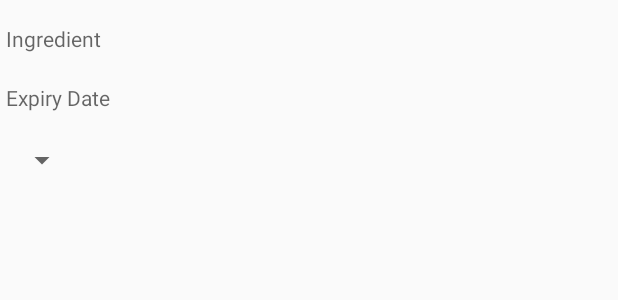
After one commit to samuelfangjw/FoodCache, an Android app: the layout fragment_unclassified_dialog.xml on its own in the app's theme, with its tools: preview values and no code run, on a phone screen of 412 x 824 dp. The commit adds this screen. Shown: the top 300 px of the screen. Run offline under Robolectric (Android 15) with nearby library versions, the phone set to English and light mode, and no system bars.

Commit message:
added dialog for user to fill in missing fields when adding items automatically

```diff
--- a/app/src/main/java/com/breakfastseta/foodcache/AddIngredientActivity.java
+++ b/app/src/main/java/com/breakfastseta/foodcache/AddIngredientActivity.java
@@ -74,12 +74,9 @@ public class AddIngredientActivity extends AppCompatActivity {
         // Apply the adapter to the spinner
         spinnerUnits.setAdapter(adapterUnits);
 
-        // Create an ArrayAdapter using the string array and a default spinner layout
         ArrayAdapter<CharSequence> adapter = ArrayAdapter.createFromResource(this,
                 R.array.tabs, android.R.layout.simple_spinner_item);
-        // Specify the layout to use when the list of choices appears
         adapter.setDropDownViewResource(android.R.layout.simple_spinner_dropdown_item);
-        // Apply the adapter to the spinner
         spinnerTab.setAdapter(adapter);
     }
 
@@ -93,6 +90,7 @@ public class AddIngredientActivity extends AppCompatActivity {
         if (ingredient.trim().isEmpty() || date == null || quantityString.trim().isEmpty()) {
             Toast.makeText(this, "Please fill in all values", Toast.LENGTH_SHORT).show();
         } else {
+            // TODO any item added should be added to database,
             // updating barcode database if barcode not found
             if (barcodeNotFound) {
                 String barcode = editTextBarcode.getText().toString();
@@ -135,10 +133,10 @@ public class AddIngredientActivity extends AppCompatActivity {
                         String s = dayOfMonth + "/" + (monthOfYear + 1) + "/" + year;
                         try {
                             date = simpleDateFormat.parse(s);
+                            textViewExpiryDate.setText(dateFormat.format(date));
                         } catch (ParseException e) {
                             e.printStackTrace();
                         }
-                        textViewExpiryDate.setText(dateFormat.format(date));
                     }
                 }, year, month, day);
         picker.show();
--- a/app/src/main/java/com/breakfastseta/foodcache/CardFragment.java
+++ b/app/src/main/java/com/breakfastseta/foodcache/CardFragment.java
@@ -10,7 +10,6 @@ import android.widget.LinearLayout;
 
 import androidx.annotation.NonNull;
 import androidx.annotation.Nullable;
-import androidx.coordinatorlayout.widget.CoordinatorLayout;
 import androidx.fragment.app.Fragment;
 import androidx.recyclerview.widget.ItemTouchHelper;
 import androidx.recyclerview.widget.LinearLayoutManager;
@@ -139,7 +138,6 @@ public class CardFragment extends Fragment {
                                 String description = "RESTOCK: Auto Added";
                                 int quantity = ingredient.getQuantity();
                                 String units = ingredient.getUnits();
-                                // TODO: add quantity unit to Shoppping List Item
                                 notebookRef.add(new ShoppingListItem(name, description, quantity, units));
                                 break;
                         }
--- /dev/null
+++ b/app/src/main/res/layout/fragment_unclassified_dialog.xml
@@ -0,0 +1,39 @@
+<?xml version="1.0" encoding="utf-8"?>
+<LinearLayout xmlns:android="http://schemas.android.com/apk/res/android"
+    xmlns:tools="http://schemas.android.com/tools"
+    android:layout_width="match_parent"
+    android:layout_height="match_parent"
+    android:orientation="vertical"
+    tools:context=".UnclassifiedDialogFragment">
+
+    <TextView
+        android:id="@+id/unclassified_ingredient_name"
+        android:layout_width="match_parent"
+        android:layout_height="wrap_content"
+        android:layout_marginLeft="4dp"
+        android:layout_marginTop="16dp"
+        android:layout_marginRight="4dp"
+        android:layout_marginBottom="4dp"
+        android:hint="@string/ingredient" />
+
+    <TextView
+        android:id="@+id/unclassified_expiry_date"
+        android:layout_width="match_parent"
+        android:layout_height="wrap_content"
+        android:layout_marginLeft="4dp"
+        android:layout_marginTop="16dp"
+        android:layout_marginRight="4dp"
+        android:layout_marginBottom="4dp"
+        android:hint="@string/expiry_date" />
+
+    <Spinner
+        android:id="@+id/unclassified_spinner_tab"
+        android:layout_width="wrap_content"
+        android:layout_height="wrap_content"
+        android:layout_marginLeft="4dp"
+        android:layout_marginTop="16dp"
+        android:layout_marginRight="4dp"
+        android:layout_marginBottom="4dp"
+        android:textAppearance="@style/TextAppearance.AppCompat.Medium" />
+
+</LinearLayout>
```
Also changed, not shown: app/src/main/java/com/breakfastseta/foodcache/FoodcacheActivity.java (+25 -1 lines), app/src/main/java/com/breakfastseta/foodcache/ShoppingListAdapter.java (+3 -5 lines), app/src/main/java/com/breakfastseta/foodcache/UnclassifiedDialogFragment.java (added, +150 -0 lines).
